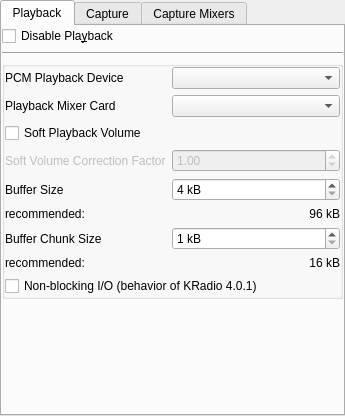
Qt form plugins/alsa-sound/alsa-sound-configuration-ui.ui (pbek/kradio) before a commit.
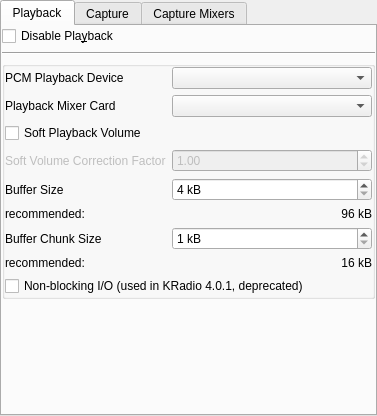
The same form after that commit. Custom widgets are drawn as their Qt base class.

Commit message: marked non-blocking io as being deprecated

```diff
--- a/plugins/alsa-sound/alsa-sound-configuration-ui.ui
+++ b/plugins/alsa-sound/alsa-sound-configuration-ui.ui
@@ -6,7 +6,7 @@
    <rect>
     <x>0</x>
     <y>0</y>
-    <width>345</width>
+    <width>377</width>
     <height>416</height>
    </rect>
   </property>
@@ -273,7 +273,7 @@
           <item row="10" column="0" colspan="2">
            <widget class="QCheckBox" name="chkNonBlockingPlayback">
             <property name="text">
-             <string>Non-blocking I/O (behavior of KRadio 4.0.1)</string>
+             <string>Non-blocking I/O (used in KRadio 4.0.1, deprecated)</string>
             </property>
            </widget>
           </item>
```
Left out of the diff: 2 changed lines with no effect on the pictures.
